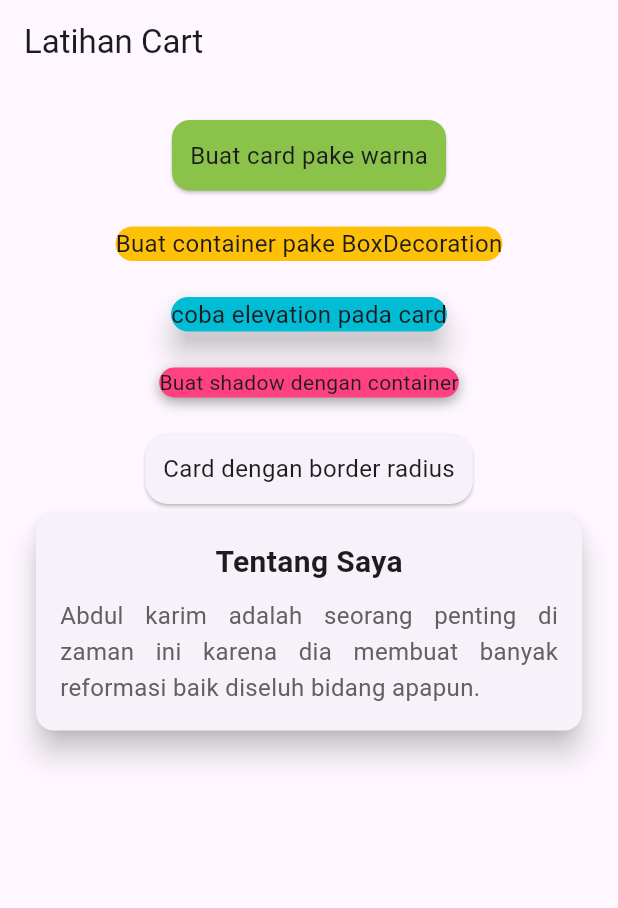
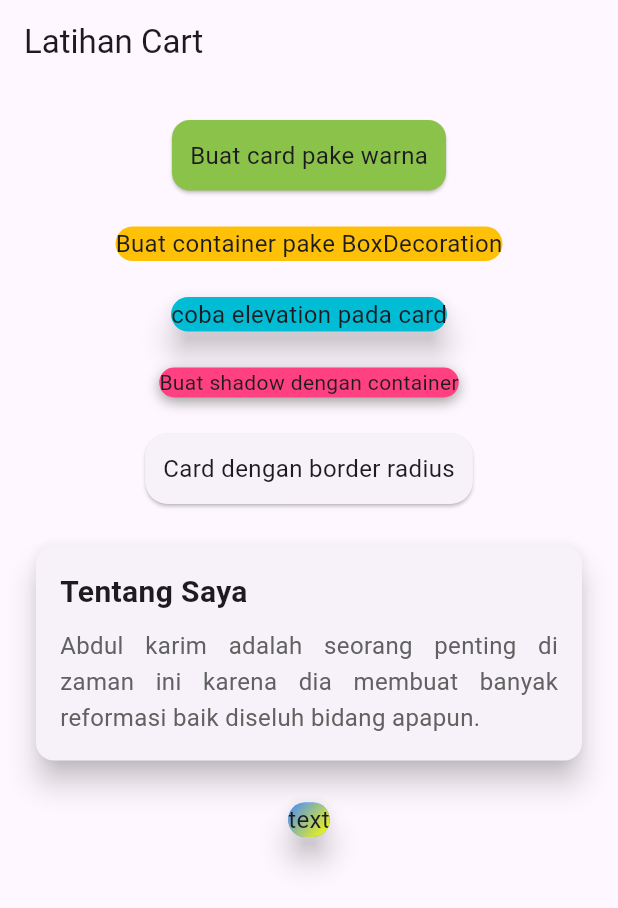
Before and after one commit to yaseumine/Tugas_week_8_1123150146, a Flutter app: the screen it shows after launch, on a phone screen of 412 x 824 dp. Shown: the top 908 px of the screen. Run offline on Flutter 3.47's test engine with Material 3 defaults, Android fonts, the phone set to English and light mode, and no system bars.

Commit message:
buat clip behavior untuk memotong gradient melengkung

```diff
--- a/lib/pages/latihan_cart.dart
+++ b/lib/pages/latihan_cart.dart
@@ -7,10 +7,13 @@ class LatihanCart extends StatelessWidget {
   Widget build(BuildContext context) {
     return Scaffold(
       appBar: AppBar(title: const Text("Latihan Cart")),
-      body: Center(
-        child: Container(
+      body: SingleChildScrollView(
+        child: Center(
+          child: Padding(
             padding: const EdgeInsets.all(20.0),
             child: Column(
+              mainAxisAlignment: MainAxisAlignment.center,
+              crossAxisAlignment: CrossAxisAlignment.center,
               children: [
                 Card(
                   color: Colors.lightGreen,
@@ -72,11 +75,13 @@ class LatihanCart extends StatelessWidget {
                     ),
                   ),
                 ),
+                SizedBox(height: 20.0),
                 Card(
                   elevation: 8,
                   child: Padding(
                     padding: EdgeInsets.all(16.0),
                     child: Column(
+                      crossAxisAlignment: CrossAxisAlignment.start,
                       children: [
                         Text(
                           "Tentang Saya",
@@ -99,7 +104,25 @@ class LatihanCart extends StatelessWidget {
                     ),
                   ),
                 ),
+                SizedBox(height: 20.0),
+                Card(
+                  elevation: 8,
+                  color: Colors.blueAccent,
+                  clipBehavior: Clip.antiAlias,
+                  //aku buat clip behavior untuk garis melengkung pada card
+                  child: Container(
+                    decoration: BoxDecoration(
+                      gradient: LinearGradient(
+                        colors: [Colors.blueAccent, Colors.yellowAccent],
+                        begin: Alignment.topLeft,
+                        end: Alignment.bottomRight,
+                      ),
+                    ),
+                    child: Text("text", style: TextStyle(fontSize: 16.0)),
+                  ),
+                ),
               ],
+            ),
           ),
         ),
       ),
```
Lines whose indentation alone changed are shown as unchanged.
